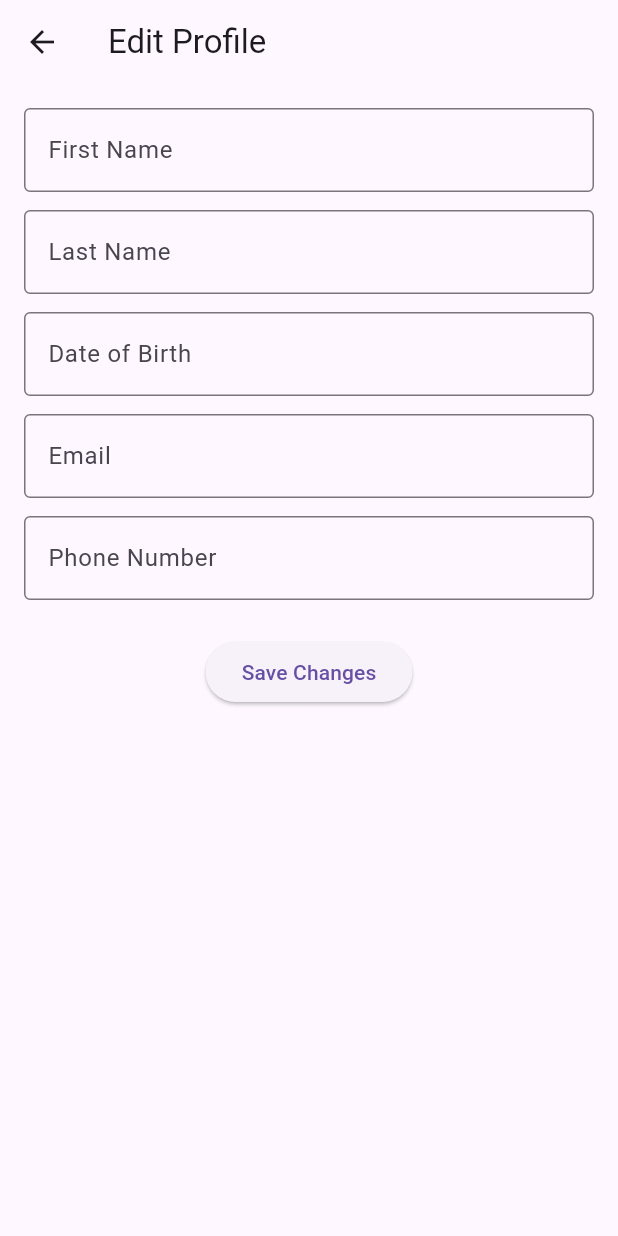
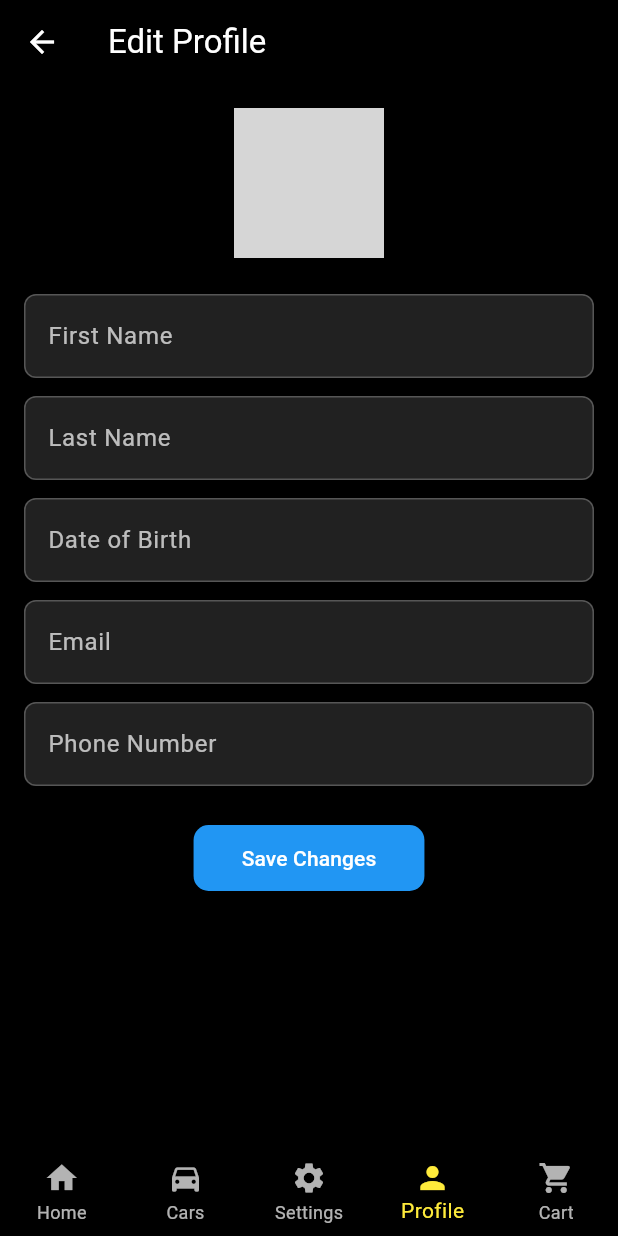
Before and after one commit to Govindh07/PIT_STOP, a Flutter app: the EditProfilePage screen opened directly, on a phone screen of 412 x 824 dp. Run offline on Flutter 3.47's test engine with Material 3 defaults, Android fonts, the phone set to English and light mode, and no system bars; our stand-ins replace carousel_slider, cloud_firestore, firebase_auth, firebase_core, shared_preferences; accounts and stored records are empty; network calls fail; grey boxes are pictures that could not be loaded.

Commit message:
Pit Stop

```diff
--- a/lib/Pit_Stop/screens/edit_profile_page.dart
+++ b/lib/Pit_Stop/screens/edit_profile_page.dart
@@ -1,6 +1,10 @@
 import 'package:cloud_firestore/cloud_firestore.dart';
 import 'package:firebase_auth/firebase_auth.dart';
 import 'package:flutter/material.dart';
+import 'cars_page.dart';
+import 'favourite_page.dart';
+import 'home_page.dart';
+import 'settings_page.dart';
 
 class EditProfilePage extends StatefulWidget {
   const EditProfilePage({super.key});
@@ -10,16 +14,17 @@ class EditProfilePage extends StatefulWidget {
 }
 
 class _EditProfilePageState extends State<EditProfilePage> {
-  final TextEditingController _firstNameController = TextEditingController();
-  final TextEditingController _lastNameController = TextEditingController();
-  final TextEditingController _dobController = TextEditingController();
-  final TextEditingController _emailController = TextEditingController();
-  final TextEditingController _phoneController = TextEditingController();
+  final _firstNameController = TextEditingController();
+  final _lastNameController = TextEditingController();
+  final _dobController = TextEditingController();
+  final _emailController = TextEditingController();
+  final _phoneController = TextEditingController();
 
   final FirebaseAuth _auth = FirebaseAuth.instance;
   final FirebaseFirestore _firestore = FirebaseFirestore.instance;
 
   String? docId;
+  int _selectedIndex = 3;
 
   @override
   void initState() {
@@ -28,10 +33,9 @@ class _EditProfilePageState extends State<EditProfilePage> {
   }
 
   Future<void> _loadUserData() async {
-    final User? user = _auth.currentUser;
-
+    final user = _auth.currentUser;
     if (user != null) {
-      final QuerySnapshot snapshot = await _firestore
+      final snapshot = await _firestore
           .collection('Users')
           .where('Email', isEqualTo: user.email)
           .get();
@@ -64,21 +68,63 @@ class _EditProfilePageState extends State<EditProfilePage> {
       ScaffoldMessenger.of(context).showSnackBar(
         const SnackBar(content: Text('Profile updated successfully!')),
       );
-    } else {
-      ScaffoldMessenger.of(context).showSnackBar(
-        const SnackBar(content: Text('User document not found!')),
-      );
+    }
+  }
+
+  void _onNavTap(int index) {
+    if (index == _selectedIndex) return;
+
+    switch (index) {
+      case 0:
+        Navigator.pushReplacement(context, MaterialPageRoute(builder: (_) => const HomePage()));
+        break;
+      case 1:
+        Navigator.pushReplacement(context, MaterialPageRoute(builder: (_) => const CarsListPage()));
+        break;
+      case 2:
+        Navigator.pushReplacement(context, MaterialPageRoute(builder: (_) => const SettingsPage()));
+        break;
+      case 4:
+        Navigator.pushReplacement(context, MaterialPageRoute(builder: (_) => const FavoritesPage()));
+        break;
     }
   }
 
   @override
   Widget build(BuildContext context) {
     return Scaffold(
-      appBar: AppBar(title: const Text("Edit Profile")),
+      backgroundColor: Colors.black,
+      appBar: AppBar(
+        backgroundColor: Colors.black,
+        title: const Text("Edit Profile", style: TextStyle(color: Colors.white)),
+        iconTheme: const IconThemeData(color: Colors.white),
+      ),
       body: SingleChildScrollView(
         padding: const EdgeInsets.all(16),
         child: Column(
           children: [
+            Center(
+              child: Stack(
+                alignment: Alignment.bottomRight,
+                children: [
+                  const CircleAvatar(
+                    radius: 50,
+                    backgroundImage: NetworkImage(
+                      'https://cdn-icons-png.flaticon.com/512/149/149071.png',
+                    ),
+                  ),
+                  Container(
+                    padding: const EdgeInsets.all(4),
+                    decoration: const BoxDecoration(
+                      shape: BoxShape.circle,
+                      color: Colors.yellowAccent,
+                    ),
+                    child: const Icon(Icons.edit, size: 16, color: Colors.white),
+                  ),
+                ],
+              ),
+            ),
+            const SizedBox(height: 24),
             _buildTextField("First Name", _firstNameController),
             const SizedBox(height: 12),
             _buildTextField("Last Name", _lastNameController),
@@ -90,23 +136,53 @@ class _EditProfilePageState extends State<EditProfilePage> {
             _buildTextField("Phone Number", _phoneController),
             const SizedBox(height: 24),
             ElevatedButton(
+              style: ElevatedButton.styleFrom(
+                backgroundColor: Colors.blue,
+                padding: const EdgeInsets.symmetric(horizontal: 32, vertical: 12),
+                shape: RoundedRectangleBorder(borderRadius: BorderRadius.circular(10)),
+              ),
               onPressed: _saveChanges,
-              child: const Text("Save Changes"),
+              child: const Text("Save Changes", style: TextStyle(color: Colors.white)),
             ),
           ],
         ),
       ),
+      bottomNavigationBar: BottomNavigationBar(
+        currentIndex: _selectedIndex,
+        selectedItemColor: Colors.yellow,
+        unselectedItemColor: Colors.white70,
+        backgroundColor: Colors.black,
+        onTap: _onNavTap,
+        type: BottomNavigationBarType.fixed,
+        items: const [
+          BottomNavigationBarItem(icon: Icon(Icons.home), label: 'Home'),
+          BottomNavigationBarItem(icon: Icon(Icons.directions_car), label: 'Cars'),
+          BottomNavigationBarItem(icon: Icon(Icons.settings), label: 'Settings'),
+          BottomNavigationBarItem(icon: Icon(Icons.person), label: 'Profile'),
+          BottomNavigationBarItem(icon: Icon(Icons.shopping_cart), label: 'Cart'),
+        ],
+      ),
     );
   }
 
-  Widget _buildTextField(String label, TextEditingController controller,
-      {bool readOnly = false}) {
+  Widget _buildTextField(String label, TextEditingController controller, {bool readOnly = false}) {
     return TextField(
       controller: controller,
       readOnly: readOnly,
+      style: const TextStyle(color: Colors.white),
       decoration: InputDecoration(
         labelText: label,
-        border: OutlineInputBorder(),
+        labelStyle: const TextStyle(color: Colors.white70),
+        enabledBorder: OutlineInputBorder(
+          borderSide: const BorderSide(color: Colors.white24),
+          borderRadius: BorderRadius.circular(8),
+        ),
+        focusedBorder: OutlineInputBorder(
+          borderSide: const BorderSide(color: Colors.yellowAccent),
+          borderRadius: BorderRadius.circular(8),
+        ),
+        filled: true,
+        fillColor: Colors.grey[900],
       ),
     );
   }
```
